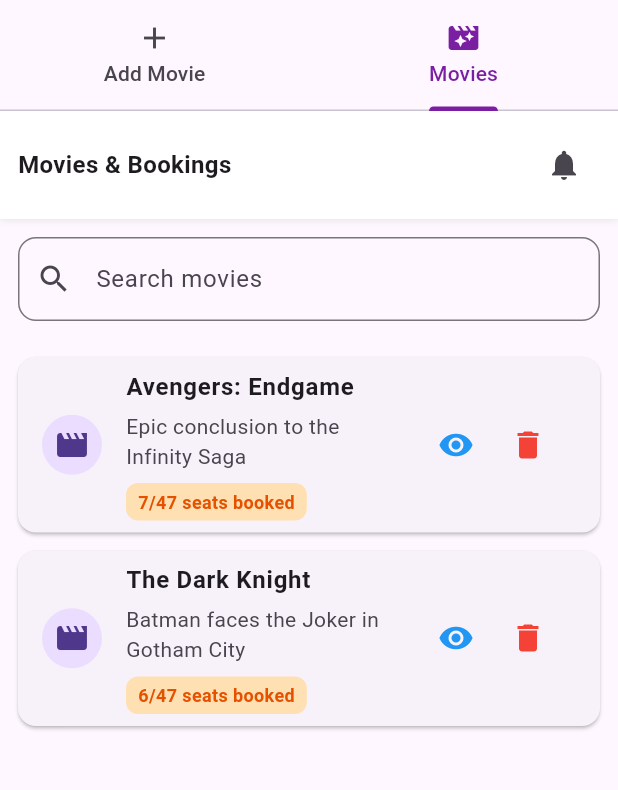
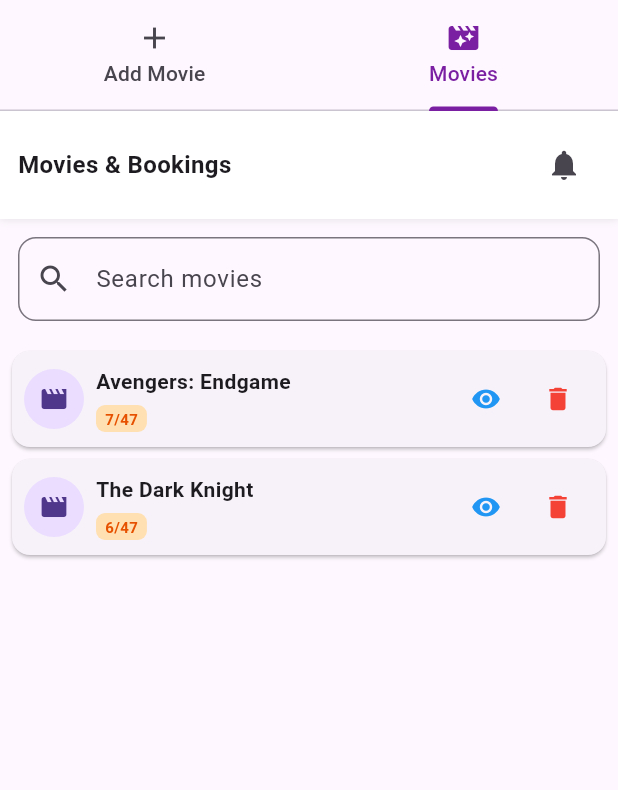
Before and after one commit to Youssefff112/e-commerce-flutter, a Flutter app: the screen it shows after launch, tab 2 chosen, on a phone screen of 412 x 824 dp, the part 84-874 px from its top. Run offline on Flutter 3.47's test engine with Material 3 defaults, Android fonts, the phone set to English and light mode, and no system bars; our stand-ins replace image_picker, shared_preferences.

Commit message:
Make vendor home responsive and fix seat grid overflow

```diff
--- a/cinema_booking_vendor/lib/screens/vendor_home.dart
+++ b/cinema_booking_vendor/lib/screens/vendor_home.dart
@@ -676,16 +676,24 @@
   }
 
   Widget _buildAddMoviePanel() {
+    final screenWidth = MediaQuery.of(context).size.width;
+    final isMobile = screenWidth < 800;
+
     return SingleChildScrollView(
-      padding: const EdgeInsets.all(16.0),
+      padding: EdgeInsets.all(isMobile ? 12.0 : 16.0),
       child: Form(
         key: _formKey,
         child: Column(
           crossAxisAlignment: CrossAxisAlignment.start,
           children: [
-            const Text('Add New Movie',
-                style: TextStyle(fontSize: 20, fontWeight: FontWeight.bold)),
-            const SizedBox(height: 16),
+            Text(
+              'Add New Movie',
+              style: TextStyle(
+                fontSize: isMobile ? 18 : 20,
+                fontWeight: FontWeight.bold,
+              ),
+            ),
+            SizedBox(height: isMobile ? 12 : 16),
             TextFormField(
               controller: _titleCtl,
               decoration: InputDecoration(
@@ -695,10 +703,15 @@
                     OutlineInputBorder(borderRadius: BorderRadius.circular(12)),
                 filled: true,
                 fillColor: Colors.white,
+                contentPadding: EdgeInsets.symmetric(
+                  vertical: isMobile ? 12 : 16,
+                  horizontal: 12,
                 ),
+              ),
+              style: TextStyle(fontSize: isMobile ? 14 : 16),
               validator: (v) => v!.isEmpty ? 'Required' : null,
             ),
-            const SizedBox(height: 12),
+            SizedBox(height: isMobile ? 8 : 12),
             TextFormField(
               controller: _descCtl,
               decoration: InputDecoration(
@@ -708,14 +721,24 @@
                     OutlineInputBorder(borderRadius: BorderRadius.circular(12)),
                 filled: true,
                 fillColor: Colors.white,
+                contentPadding: EdgeInsets.symmetric(
+                  vertical: isMobile ? 12 : 16,
+                  horizontal: 12,
                 ),
-              maxLines: 3,
+              ),
+              maxLines: isMobile ? 2 : 3,
+              style: TextStyle(fontSize: isMobile ? 14 : 16),
               validator: (v) => v!.isEmpty ? 'Required' : null,
             ),
-            const SizedBox(height: 12),
-            const Text('Time Slots:',
-                style: TextStyle(fontWeight: FontWeight.bold)),
-            const SizedBox(height: 8),
+            SizedBox(height: isMobile ? 8 : 12),
+            Text(
+              'Time Slots:',
+              style: TextStyle(
+                fontWeight: FontWeight.bold,
+                fontSize: isMobile ? 14 : 16,
+              ),
+            ),
+            SizedBox(height: isMobile ? 6 : 8),
             TextFormField(
               controller: _time1Ctl,
               decoration: InputDecoration(
@@ -725,9 +748,14 @@
                     OutlineInputBorder(borderRadius: BorderRadius.circular(12)),
                 filled: true,
                 fillColor: Colors.white,
+                contentPadding: EdgeInsets.symmetric(
+                  vertical: isMobile ? 10 : 16,
+                  horizontal: 12,
                 ),
               ),
-            const SizedBox(height: 8),
+              style: TextStyle(fontSize: isMobile ? 14 : 16),
+            ),
+            SizedBox(height: isMobile ? 6 : 8),
             TextFormField(
               controller: _time2Ctl,
               decoration: InputDecoration(
@@ -737,9 +765,14 @@
                     OutlineInputBorder(borderRadius: BorderRadius.circular(12)),
                 filled: true,
                 fillColor: Colors.white,
+                contentPadding: EdgeInsets.symmetric(
+                  vertical: isMobile ? 10 : 16,
+                  horizontal: 12,
                 ),
               ),
-            const SizedBox(height: 8),
+              style: TextStyle(fontSize: isMobile ? 14 : 16),
+            ),
+            SizedBox(height: isMobile ? 6 : 8),
             TextFormField(
               controller: _time3Ctl,
               decoration: InputDecoration(
@@ -749,7 +782,12 @@
                     OutlineInputBorder(borderRadius: BorderRadius.circular(12)),
                 filled: true,
                 fillColor: Colors.white,
+                contentPadding: EdgeInsets.symmetric(
+                  vertical: isMobile ? 10 : 16,
+                  horizontal: 12,
                 ),
+              ),
+              style: TextStyle(fontSize: isMobile ? 14 : 16),
             ),
             const SizedBox(height: 12),
             if (_pickedImage != null)
@@ -772,16 +810,21 @@
                   ],
                 ),
               ),
-            const SizedBox(height: 12),
+            SizedBox(height: isMobile ? 8 : 12),
             Row(
               children: [
                 Expanded(
                   child: OutlinedButton.icon(
                     onPressed: () => _pickImage(ImageSource.gallery),
-                    icon: const Icon(Icons.photo_library),
-                    label: const Text('Gallery'),
+                    icon: Icon(Icons.photo_library, size: isMobile ? 18 : 24),
+                    label: Text(
+                      'Gallery',
+                      style: TextStyle(fontSize: isMobile ? 13 : 14),
+                    ),
                     style: OutlinedButton.styleFrom(
-                      padding: const EdgeInsets.symmetric(vertical: 12),
+                      padding: EdgeInsets.symmetric(
+                        vertical: isMobile ? 10 : 12,
+                      ),
                     ),
                   ),
                 ),
@@ -789,28 +832,39 @@
                 Expanded(
                   child: OutlinedButton.icon(
                     onPressed: () => _pickImage(ImageSource.camera),
-                    icon: const Icon(Icons.camera_alt),
-                    label: const Text('Camera'),
+                    icon: Icon(Icons.camera_alt, size: isMobile ? 18 : 24),
+                    label: Text(
+                      'Camera',
+                      style: TextStyle(fontSize: isMobile ? 13 : 14),
+                    ),
                     style: OutlinedButton.styleFrom(
-                      padding: const EdgeInsets.symmetric(vertical: 12),
+                      padding: EdgeInsets.symmetric(
+                        vertical: isMobile ? 10 : 12,
+                      ),
                     ),
                   ),
                 ),
               ],
             ),
-            const SizedBox(height: 16),
+            SizedBox(height: isMobile ? 12 : 16),
             SizedBox(
               width: double.infinity,
               child: ElevatedButton(
                 onPressed: _addMovie,
                 style: ElevatedButton.styleFrom(
-                  padding: const EdgeInsets.symmetric(vertical: 16),
+                  padding: EdgeInsets.symmetric(
+                    vertical: isMobile ? 14 : 16,
+                  ),
                   shape: RoundedRectangleBorder(
                       borderRadius: BorderRadius.circular(12)),
                 ),
-                child: const Text('Add Movie',
-                    style:
-                        TextStyle(fontSize: 16, fontWeight: FontWeight.bold)),
+                child: Text(
+                  'Add Movie',
+                  style: TextStyle(
+                    fontSize: isMobile ? 15 : 16,
+                    fontWeight: FontWeight.bold,
+                  ),
+                ),
               ),
             ),
           ],
@@ -898,62 +952,93 @@
                 );
               }
 
+              final screenWidth = MediaQuery.of(context).size.width;
+              final isMobile = screenWidth < 800;
+
               return ListView.builder(
-                padding: const EdgeInsets.all(12),
+                padding: EdgeInsets.all(isMobile ? 8 : 12),
                 itemCount: filteredMovies.length,
                 itemBuilder: (context, i) {
                   final movie = filteredMovies[i];
                   final totalBooked = dataService.getTotalBookedSeats(movie.id);
                   return Card(
-                    margin: const EdgeInsets.only(bottom: 12),
-                    child: ListTile(
-                      leading: const CircleAvatar(
-                        child: Icon(Icons.movie),
+                    margin: EdgeInsets.only(bottom: isMobile ? 8 : 12),
+                    child: Padding(
+                      padding: EdgeInsets.all(isMobile ? 8 : 12),
+                      child: Row(
+                        children: [
+                          CircleAvatar(
+                            radius: isMobile ? 20 : 24,
+                            child: Icon(Icons.movie, size: isMobile ? 20 : 24),
                           ),
-                      title: Text(movie.title,
-                          style: const TextStyle(fontWeight: FontWeight.bold)),
-                      subtitle: Column(
+                          SizedBox(width: isMobile ? 8 : 12),
+                          Expanded(
+                            child: Column(
                               crossAxisAlignment: CrossAxisAlignment.start,
                               children: [
+                                Text(
+                                  movie.title,
+                                  style: TextStyle(
+                                    fontWeight: FontWeight.bold,
+                                    fontSize: isMobile ? 14 : 16,
+                                  ),
+                                ),
+                                if (!isMobile) ...[
                                   const SizedBox(height: 4),
-                          Text(movie.description,
-                              maxLines: 2, overflow: TextOverflow.ellipsis),
-                          const SizedBox(height: 8),
+                                  Text(
+                                    movie.description,
+                                    maxLines: 1,
+                                    overflow: TextOverflow.ellipsis,
+                                    style: const TextStyle(fontSize: 12),
+                                  ),
+                                ],
+                                const SizedBox(height: 6),
                                 Container(
-                            padding: const EdgeInsets.symmetric(
-                                horizontal: 8, vertical: 4),
+                                  padding: EdgeInsets.symmetric(
+                                    horizontal: isMobile ? 6 : 8,
+                                    vertical: isMobile ? 2 : 4,
+                                  ),
                                   decoration: BoxDecoration(
                                     color: totalBooked > 20
                                         ? Colors.green.shade100
                                         : Colors.orange.shade100,
-                              borderRadius: BorderRadius.circular(8),
+                                    borderRadius: BorderRadius.circular(6),
                                   ),
                                   child: Text(
-                              '$totalBooked/47 seats booked',
+                                    '$totalBooked/47',
                                     style: TextStyle(
                                       color: totalBooked > 20
                                           ? Colors.green.shade900
                                           : Colors.orange.shade900,
                                       fontWeight: FontWeight.bold,
-                                fontSize: 12,
+                                      fontSize: isMobile ? 10 : 12,
                                     ),
                                   ),
                                 ),
                               ],
                             ),
-                      trailing: Row(
-                        mainAxisSize: MainAxisSize.min,
-                        children: [
+                          ),
                           IconButton(
-                            icon: const Icon(Icons.visibility,
-                                color: Colors.blue),
+                            icon: Icon(
+                              Icons.visibility,
+                              color: Colors.blue,
+                              size: isMobile ? 20 : 24,
+                            ),
                             onPressed: () => _showSeatsDialog(movie),
                             tooltip: 'View',
+                            padding: EdgeInsets.all(isMobile ? 4 : 8),
+                            constraints: const BoxConstraints(),
                           ),
                           IconButton(
-                            icon: const Icon(Icons.delete, color: Colors.red),
+                            icon: Icon(
+                              Icons.delete,
+                              color: Colors.red,
+                              size: isMobile ? 20 : 24,
+                            ),
                             onPressed: () => _deleteMovie(movie.id),
                             tooltip: 'Delete',
+                            padding: EdgeInsets.all(isMobile ? 4 : 8),
+                            constraints: const BoxConstraints(),
                           ),
                         ],
                       ),
@@ -1185,7 +1270,7 @@
     // Formula: (11 * seatSize) + (10 * spacing) = availableWidth
     // With spacing = seatSize * 0.12, we get:
     // seatSize * (11 + 10*0.12) = seatSize * 12.2 = availableWidth
-    final seatSize = (availableWidth / 12.5).clamp(15.0, 32.0);
+    final seatSize = (availableWidth / 13.0).clamp(14.0, 32.0);
     final aisleWidth = seatSize * 1.8;
     final seatSpacing = seatSize * 0.12;
 
```
Lines whose indentation alone changed are shown as unchanged.
